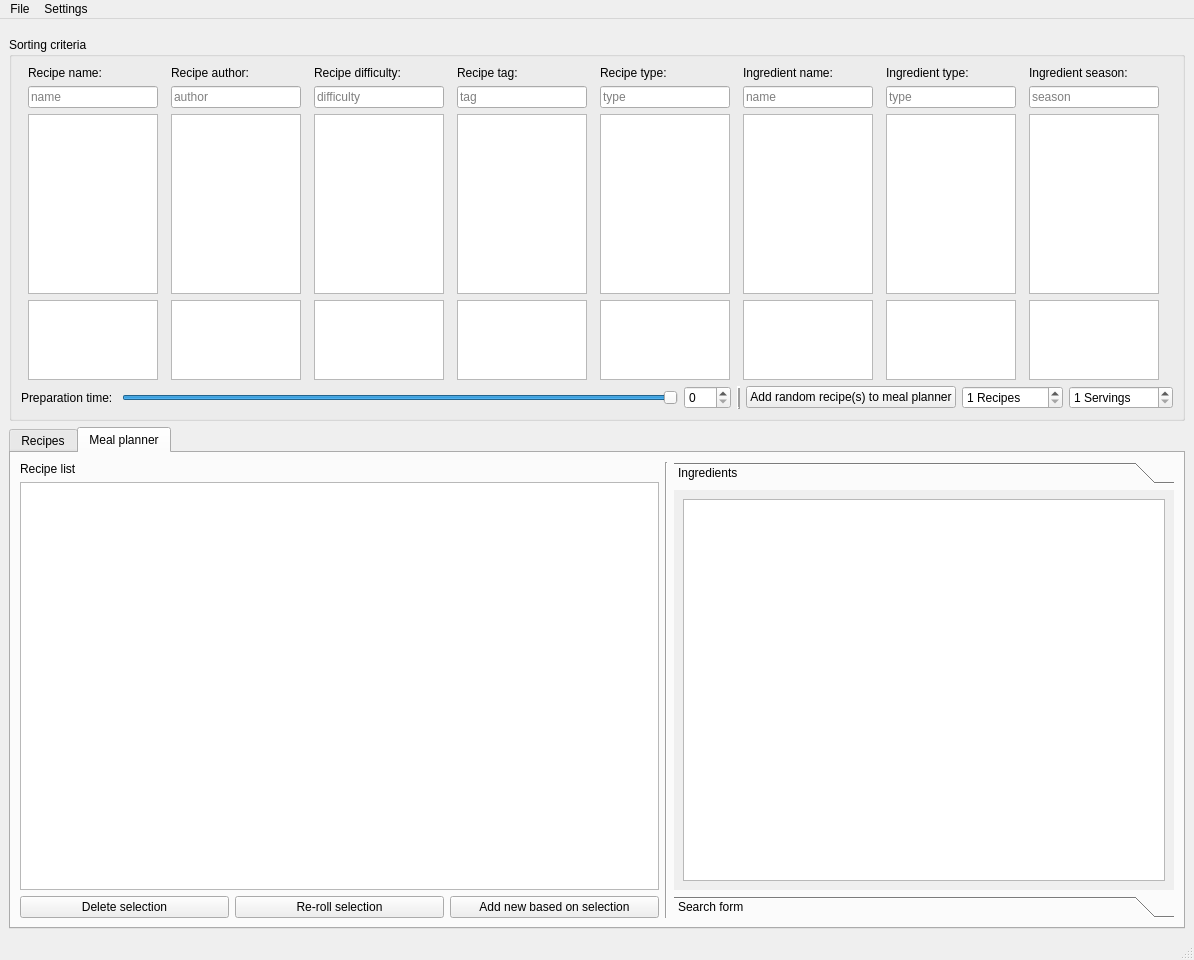
Above: main_window.ui from slevasse/foodinator before the change. Below: the same form after it.
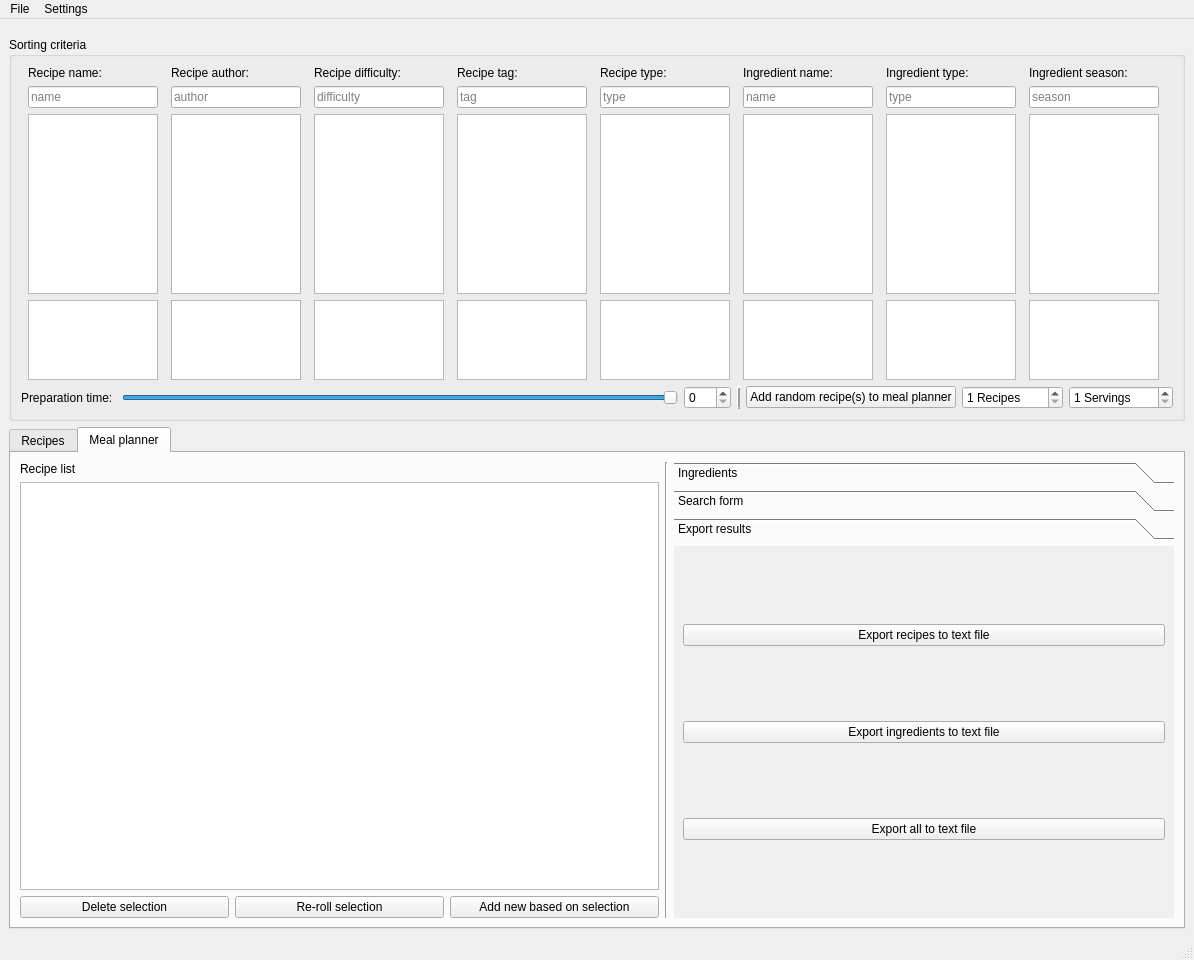
That is the form after the change.

Patch:
```diff
--- a/main_window.ui
+++ b/main_window.ui
@@ -958,7 +958,7 @@
               <string/>
              </property>
              <property name="currentIndex">
-              <number>0</number>
+              <number>2</number>
              </property>
              <widget class="QWidget" name="page">
               <property name="geometry">
@@ -966,7 +966,7 @@
                 <x>0</x>
                 <y>0</y>
                 <width>500</width>
-                <height>327</height>
+                <height>293</height>
                </rect>
               </property>
               <attribute name="label">
@@ -1013,6 +1013,34 @@
                </item>
               </layout>
              </widget>
+             <widget class="QWidget" name="page_3">
+              <attribute name="label">
+               <string>Export results</string>
+              </attribute>
+              <layout class="QVBoxLayout" name="verticalLayout_13">
+               <item>
+                <widget class="QPushButton" name="pushButton_recipee_to_file">
+                 <property name="text">
+                  <string>Export recipes to text file</string>
+                 </property>
+                </widget>
+               </item>
+               <item>
+                <widget class="QPushButton" name="pushButton_export_ingredient_to_file">
+                 <property name="text">
+                  <string>Export ingredients to text file</string>
+                 </property>
+                </widget>
+               </item>
+               <item>
+                <widget class="QPushButton" name="pushButton_3">
+                 <property name="text">
+                  <string>Export all to text file</string>
+                 </property>
+                </widget>
+               </item>
+              </layout>
+             </widget>
             </widget>
            </item>
           </layout>
```
Left out of the diff: 2 changed lines with no effect on the pictures.
